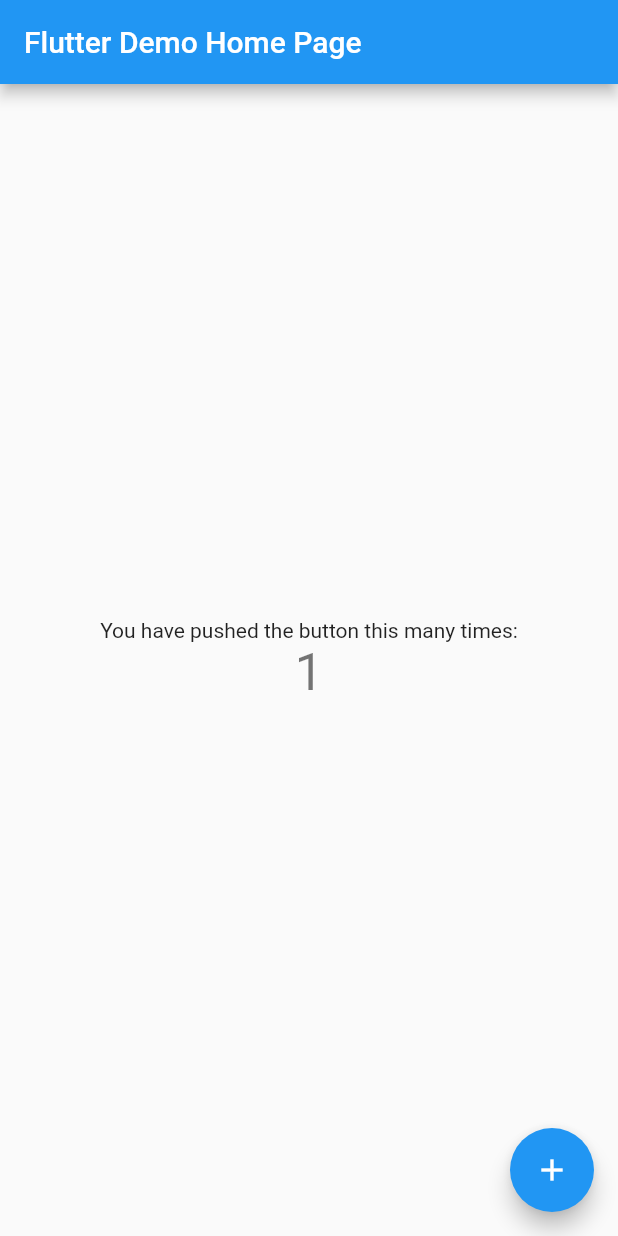
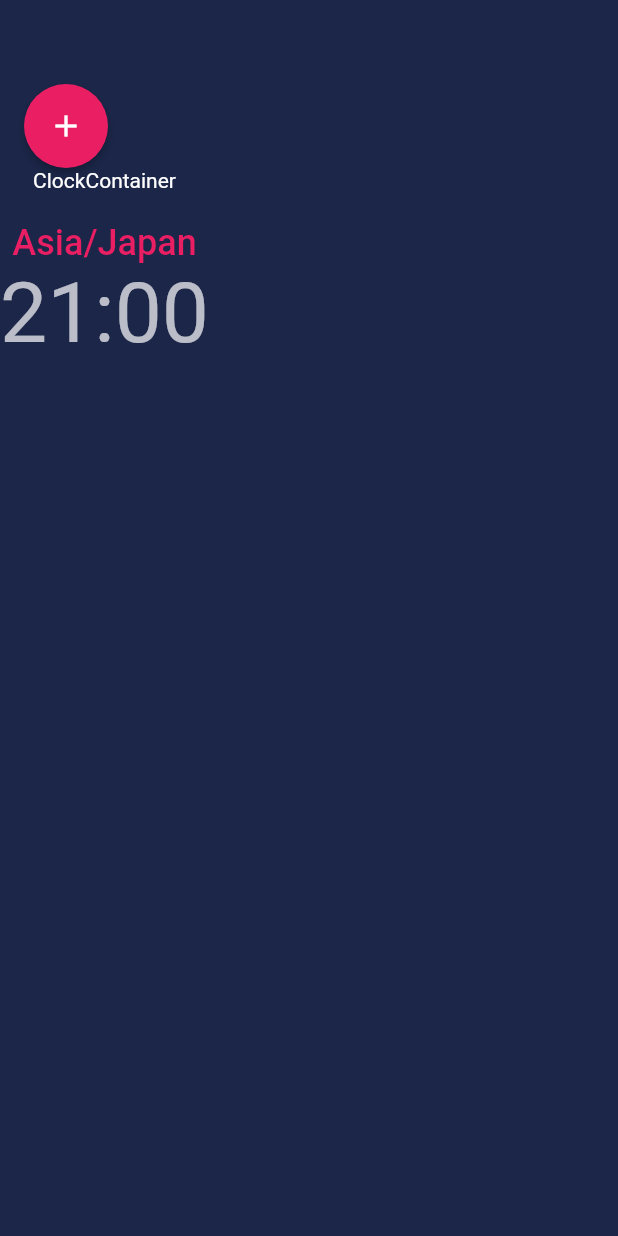
Before and after one commit to linnefromice/flutter_worldtime_clock, a Flutter app: the screen it shows after launch, after a tap on the "add" icon, on a phone screen of 412 x 824 dp. Run offline on Flutter 3.47's test engine with Material 2 defaults, Android fonts, the phone set to English and light mode, and no system bars.

Commit message:
add libs & create temp ui

```diff
--- a/lib/main.dart
+++ b/lib/main.dart
@@ -1,113 +1,24 @@
 import 'package:flutter/material.dart';
 
+import 'presentation/pages/clock_page.dart';
+import 'res/constants.dart';
+
 void main() {
-  runApp(MyApp());
+  runApp(App());
 }
 
-class MyApp extends StatelessWidget {
-  // This widget is the root of your application.
+class App extends StatelessWidget {
   @override
   Widget build(BuildContext context) {
     return MaterialApp(
-      title: 'Flutter Demo',
+      title: 'Flutter Worldtime Clock',
       theme: ThemeData(
-        // This is the theme of your application.
-        //
-        // Try running your application with "flutter run". You'll see the
-        // application has a blue toolbar. Then, without quitting the app, try
-        // changing the primarySwatch below to Colors.green and then invoke
-        // "hot reload" (press "r" in the console where you ran "flutter run",
-        // or simply save your changes to "hot reload" in a Flutter IDE).
-        // Notice that the counter didn't reset back to zero; the application
-        // is not restarted.
-        primarySwatch: Colors.blue,
+        brightness: Brightness.dark,
+        scaffoldBackgroundColor: AppColors.darkBg,
+        primarySwatch: Colors.pink,
+        visualDensity: VisualDensity.adaptivePlatformDensity,
       ),
-      home: MyHomePage(title: 'Flutter Demo Home Page'),
+      home: ClockPage()
     );
   }
 }
-
-class MyHomePage extends StatefulWidget {
-  MyHomePage({Key? key, this.title}) : super(key: key);
-
-  // This widget is the home page of your application. It is stateful, meaning
-  // that it has a State object (defined below) that contains fields that affect
-  // how it looks.
-
-  // This class is the configuration for the state. It holds the values (in this
-  // case the title) provided by the parent (in this case the App widget) and
-  // used by the build method of the State. Fields in a Widget subclass are
-  // always marked "final".
-
-  final String? title;
-
-  @override
-  _MyHomePageState createState() => _MyHomePageState();
-}
-
-class _MyHomePageState extends State<MyHomePage> {
-  int _counter = 0;
-
-  void _incrementCounter() {
-    setState(() {
-      // This call to setState tells the Flutter framework that something has
-      // changed in this State, which causes it to rerun the build method below
-      // so that the display can reflect the updated values. If we changed
-      // _counter without calling setState(), then the build method would not be
-      // called again, and so nothing would appear to happen.
-      _counter++;
-    });
-  }
-
-  @override
-  Widget build(BuildContext context) {
-    // This method is rerun every time setState is called, for instance as done
-    // by the _incrementCounter method above.
-    //
-    // The Flutter framework has been optimized to make rerunning build methods
-    // fast, so that you can just rebuild anything that needs updating rather
-    // than having to individually change instances of widgets.
-    return Scaffold(
-      appBar: AppBar(
-        // Here we take the value from the MyHomePage object that was created by
-        // the App.build method, and use it to set our appbar title.
-        title: Text(widget.title!),
-      ),
-      body: Center(
-        // Center is a layout widget. It takes a single child and positions it
-        // in the middle of the parent.
-        child: Column(
-          // Column is also a layout widget. It takes a list of children and
-          // arranges them vertically. By default, it sizes itself to fit its
-          // children horizontally, and tries to be as tall as its parent.
-          //
-          // Invoke "debug painting" (press "p" in the console, choose the
-          // "Toggle Debug Paint" action from the Flutter Inspector in Android
-          // Studio, or the "Toggle Debug Paint" command in Visual Studio Code)
-          // to see the wireframe for each widget.
-          //
-          // Column has various properties to control how it sizes itself and
-          // how it positions its children. Here we use mainAxisAlignment to
-          // center the children vertically; the main axis here is the vertical
-          // axis because Columns are vertical (the cross axis would be
-          // horizontal).
-          mainAxisAlignment: MainAxisAlignment.center,
-          children: <Widget>[
-            Text(
-              'You have pushed the button this many times:',
-            ),
-            Text(
-              '$_counter',
-              style: Theme.of(context).textTheme.headline4,
-            ),
-          ],
-        ),
-      ),
-      floatingActionButton: FloatingActionButton(
-        onPressed: _incrementCounter,
-        tooltip: 'Increment',
-        child: Icon(Icons.add),
-      ), // This trailing comma makes auto-formatting nicer for build methods.
-    );
-  }
-}
--- /dev/null
+++ b/lib/presentation/pages/clock_page.dart
@@ -0,0 +1,54 @@
+import 'package:flutter/material.dart';
+
+class ClockPage extends StatefulWidget {
+  @override
+  _State createState() => _State();
+}
+
+class _State extends State<ClockPage> {
+  @override
+  Widget build(BuildContext context) {
+    return Scaffold(
+      appBar: AppBar(
+        elevation: 0,
+        backgroundColor: Colors.transparent,
+      ),
+      body: Column(
+        crossAxisAlignment: CrossAxisAlignment.start,
+        children: [
+          Row(
+            children: [
+              MaterialButton(
+                padding: EdgeInsets.all(16.0),
+                color: Colors.pink,
+                shape: CircleBorder(),
+                child: Icon(Icons.add),
+                onPressed: () {},
+              )
+            ],
+          ),
+          Container(
+            child: Column(
+              children: [
+                Text("ClockContainer"),
+                SizedBox(height: 20.0),
+                Text(
+                  "Asia/Japan",
+                  style: TextStyle(
+                    color: Colors.pink,
+                    fontWeight: FontWeight.w500,
+                    fontSize: 24.0,
+                  )
+                ),
+                Text(
+                  "21:00",
+                  style: Theme.of(context).textTheme.headline2,
+                )
+              ],
+            ),
+          )
+        ],
+      ),
+    );
+  }
+}
--- /dev/null
+++ b/lib/res/constants.dart
@@ -0,0 +1,7 @@
+import 'package:flutter/material.dart';
+
+class AppColors {
+  static final Color darkBg = Color(0xff1B2648);
+  static final Color darkClockBg = Color(0xff1C2A4F);
+  static final Color clockShadow = Color(0xff1F3164);
+}
--- a/pubspec.yaml
+++ b/pubspec.yaml
@@ -28,6 +28,11 @@
   # The following adds the Cupertino Icons font to your application.
   # Use with the CupertinoIcons class for iOS style icons.
   cupertino_icons: ^1.0.2
+
+  riverpod: ^0.14.0+3
+  http: ^0.13.3
+  intl: ^0.17.0
+  state_notifier: ^0.7.0
 
 dev_dependencies:
   flutter_test:
```
Also changed, not shown: pubspec.lock, 1 other file.
